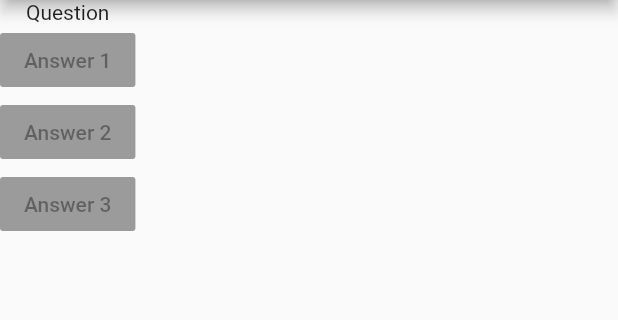
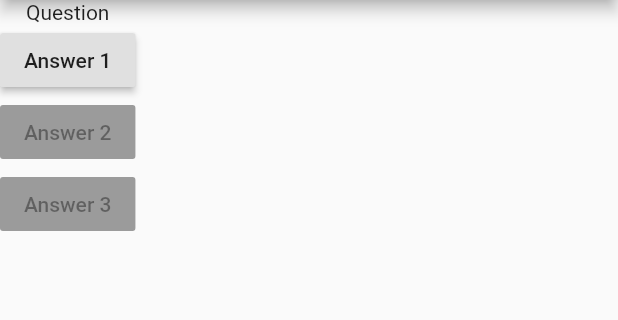
Before and after one commit to bradshaw10/testingflutterapp, a Flutter app: the screen it shows after launch, on a phone screen of 412 x 824 dp, the part 84-404 px from its top. Run offline on Flutter 3.47's test engine with Material 2 defaults, Android fonts, the phone set to English and light mode, and no system bars.

Commit message:
Update main.dart

```diff
--- a/lib/main.dart
+++ b/lib/main.dart
@@ -7,6 +7,10 @@ import 'package:flutter/material.dart';
 void main() => runApp(MyApp());
 
 class MyApp extends StatelessWidget {
+  void answerQuestion() {
+    print('Answer chosen');
+  }
+
   @override
   Widget build(BuildContext context) {
     return MaterialApp(
@@ -17,7 +21,7 @@ class MyApp extends StatelessWidget {
         body: Column(
           children: [
             Text('Question'),
-            RaisedButton(child: Text('Answer 1'), onPressed: null),
+            RaisedButton(child: Text('Answer 1'), onPressed: answerQuestion),
             RaisedButton(child: Text('Answer 2'), onPressed: null),
             RaisedButton(child: Text('Answer 3'), onPressed: null),
           ],
```
